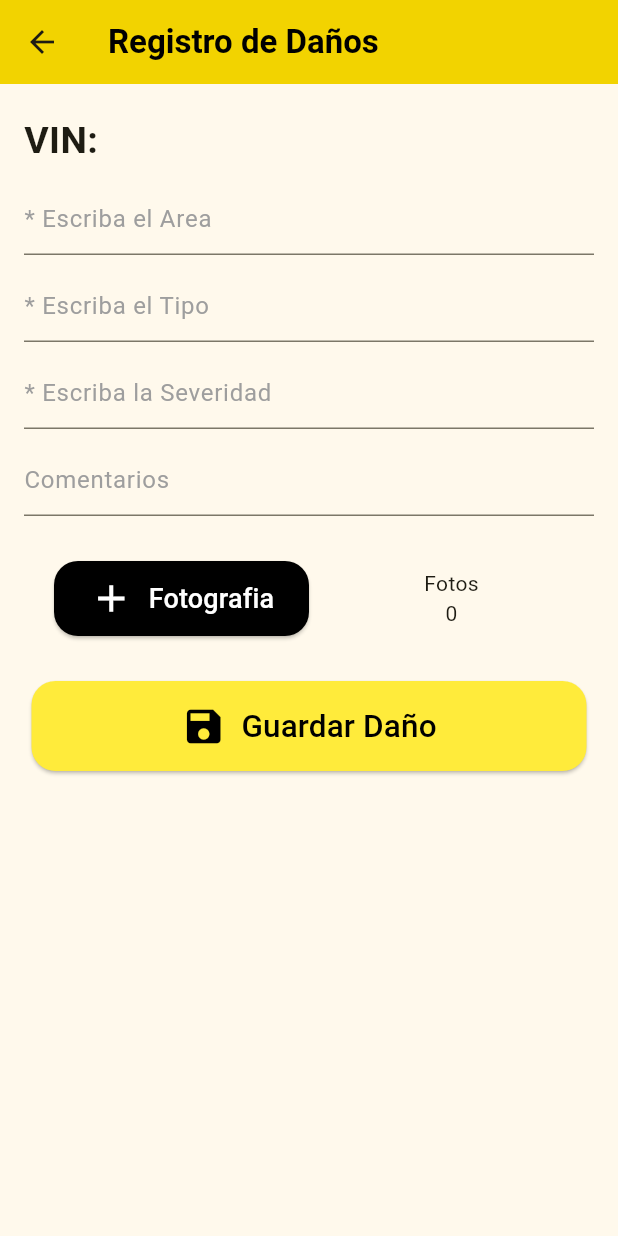
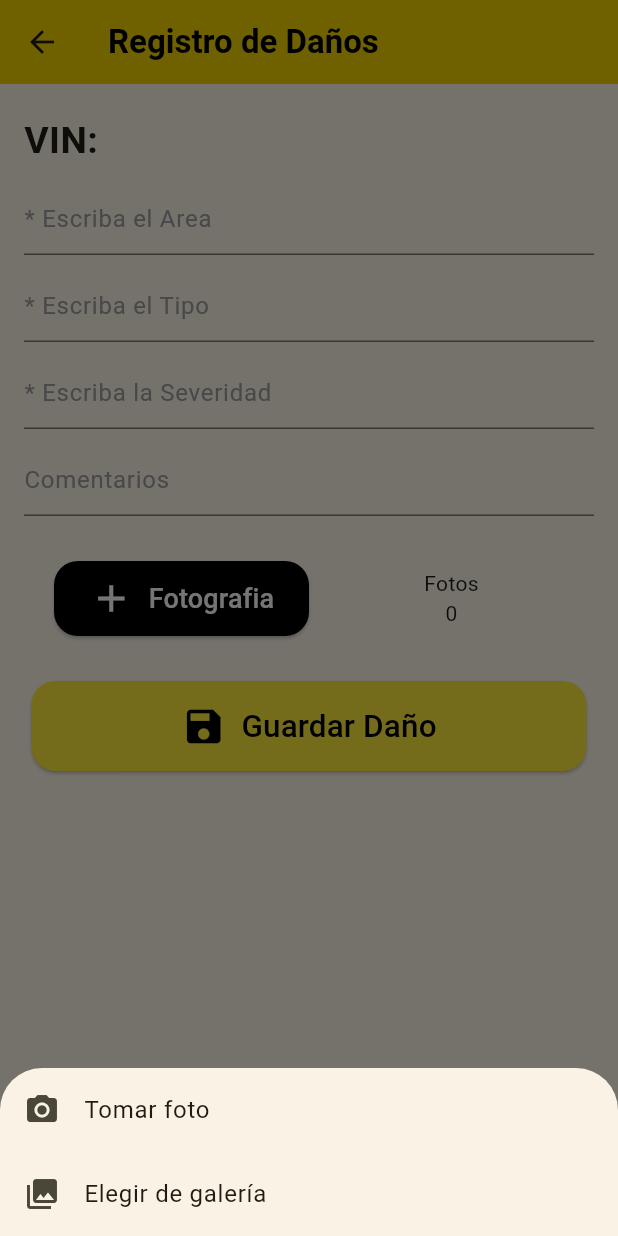
Before and after one commit to hguerrero10/tleavin-movil, a Flutter app: the VentaDanos screen opened directly, after a tap on "Fotografia", on a phone screen of 412 x 824 dp. Run offline on Flutter 3.47's test engine with Material 3 defaults, Android fonts, the phone set to English and light mode, and no system bars; our stand-ins replace dropdown_search, flutter_local_notifications, flutter_slider_drawer, fluttertoast, gallery_saver, image_picker and 2 more; missing offline and left inert: connectivity_widget, flutter_barcode_scanner, syncfusion_flutter_signaturepad, widget_zoom; accounts and stored records are empty.

Commit message:
Se agrega opcion de seleccionar galeria al tomar fotografia de danos

```diff
--- a/lib/src/pages/ventavin/venta_danos.dart
+++ b/lib/src/pages/ventavin/venta_danos.dart
@@ -430,20 +430,54 @@ class _VentaDanosState extends State<VentaDanos> {
 
   Future<void> getCamara(foto) async {
     final List<XFile> pickedFileList = <XFile>[];
+    showModalBottomSheet(
+      context: context,
+      builder: (BuildContext context) {
+      return SafeArea(
+        child: Wrap(
+        children: <Widget>[
+          ListTile(
+          leading: const Icon(Icons.camera_alt),
+          title: const Text('Tomar foto'),
+          onTap: () async {
+            Navigator.of(context).pop();
             final photo = await picker.pickImage(
             source: ImageSource.camera,
             maxHeight: 720,
             maxWidth: 1280,
-      imageQuality: 100
+            imageQuality: 100,
             );
-
-    if(photo != null) {
+            if (photo != null) {
             await GallerySaver.saveImage(photo.path, albumName: 'TLEAVIN');
             setState(() {
               pickedFileList.add(XFile(photo.path));
               convertirBase64(photo.path, foto);
             });
             }
+          },
+          ),
+          ListTile(
+          leading: const Icon(Icons.photo_library),
+          title: const Text('Elegir de galería'),
+          onTap: () async {
+            Navigator.of(context).pop();
+            final List<XFile>? photos = await picker.pickMultiImage();
+            if (photos != null && photos.isNotEmpty) {
+            for (var i = 0; i < photos.length; i++) {
+              await GallerySaver.saveImage(photos[i].path, albumName: 'TLEAVIN');
+              setState(() {
+              pickedFileList.add(photos[i]);
+              convertirBase64(photos[i].path, foto);
+              });
+            }
+            }
+          },
+          ),
+        ],
+        ),
+      );
+      },
+    );
   }
 
   Future<void> _dialogBuilder(BuildContext context) {
@@ -550,6 +584,7 @@ class _VentaDanosState extends State<VentaDanos> {
 
     return resultados;
   }
+
   Widget _autoCompleteArea() {
     return Container(
       padding: const EdgeInsets.only(left: 10, right: 10, top: 10),
--- a/lib/src/widgets/cuerpo.dart
+++ b/lib/src/widgets/cuerpo.dart
@@ -43,7 +43,7 @@ class _CuerpoState extends State<Cuerpo> {
                   GestureDetector(
                     onDoubleTap: () => Navigator.push(context, MaterialPageRoute(builder: (context) => const InfoApp())),
                     child: Text(
-                      'Version: 2.2.0',
+                      'Version: 2.3.0',
                       style:  TextStyle(
                         fontSize: 12,
                         color: Colors.grey[400]
--- a/lib/src/widgets/info.dart
+++ b/lib/src/widgets/info.dart
@@ -106,7 +106,7 @@ class _InfoAppState extends State<InfoApp> {
             mainAxisAlignment: MainAxisAlignment.center,
             children: [
               Text(
-                'Versión: 2.2.0',
+                'Versión: 2.3.0',
                 style: TextStyle(
                   color: Color(0xfbb5bac9)
                 )
```
Also changed, not shown: lib/src/pages/dano/registro_dano.dart (+37 -3 lines). Lines whose indentation alone changed are shown as unchanged.
